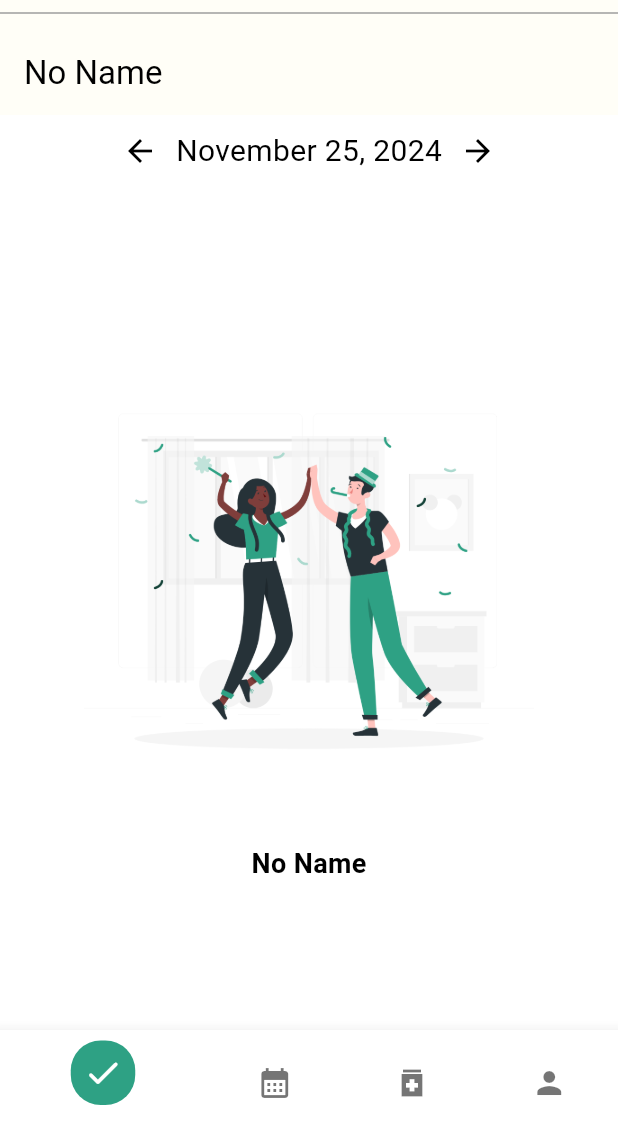
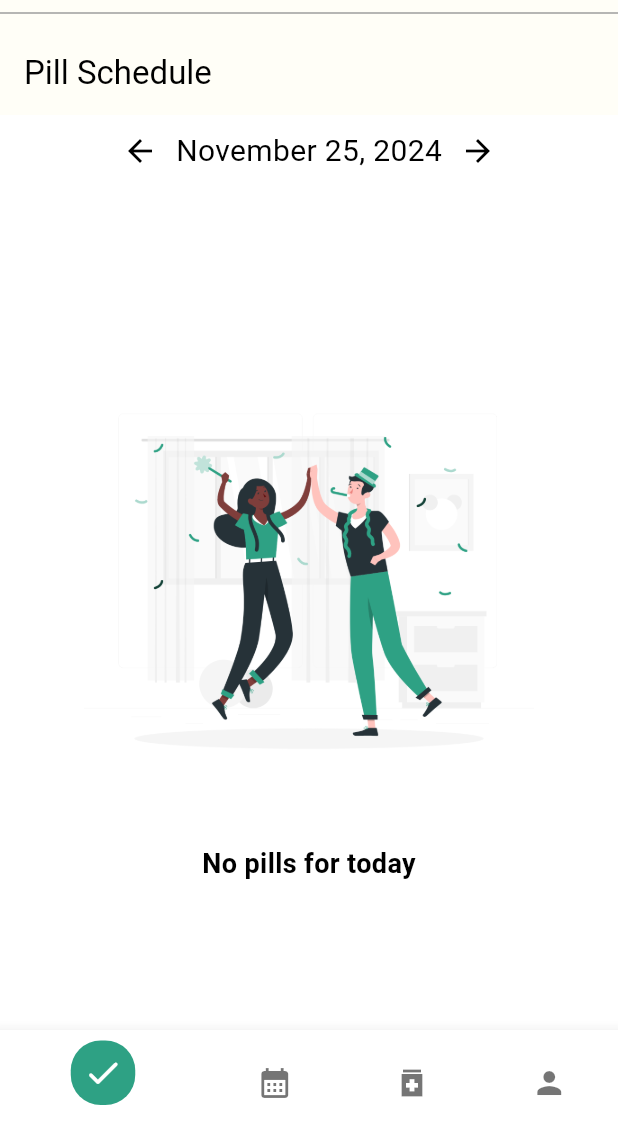
Before and after one commit to Majd-sud/Tadawa-app, a Flutter app: the screen it shows once a user with an empty profile is signed in, after a tap on the "arrow forward" icon, on a phone screen of 412 x 824 dp, the part 89-1236 px from its top. Run offline on Flutter 3.47's test engine with Material 3 defaults, Android fonts, the phone set to English and light mode, and no system bars; our stand-ins replace cloud_firestore, firebase_auth, firebase_core, firebase_storage, flutter_local_notifications, flutter_timezone and 4 more; accounts and stored records are empty.

Commit message:
2add not final translation

```diff
--- a/lib/l10n/intl_ar.arb
+++ b/lib/l10n/intl_ar.arb
@@ -63,6 +63,9 @@
     "antibiotic": "مضاد حيوي",
     "vitamins": "فيتامينات",
     "noName": " اسم",
+    "medicationOfTheDay": "أدوية اليوم"
+,"noPillsForToday": "لايوجد أدويه لأخذها اليوم",
+"noMedicationsAdded": "لم يتم إضافة أي أدوية",
     "medicationsOverview": "نظرة عامة على الأدوية",
         "noMedicationsForThisDay": "لا يوجد أدوية لهذا اليوم",
         "@noMedicationsForThisDay": {
--- a/lib/l10n/intl_en.arb
+++ b/lib/l10n/intl_en.arb
@@ -63,8 +63,11 @@
   "antibiotic": "Antibiotic",
   "vitamins": "Vitamins",
   "noName": "med",
+  "noMedicationsAdded": "No medications added"
+,
   "medicationsOverview": "Medications Overview",
-
+  "medicationOfTheDay": "Medications of the day"
+,"noPillsForToday": "No pills for today",
     "noMedicationsForThisDay": "No medications for this day",
     "@noMedicationsForThisDay": {
       "description": "Displayed when no medications are scheduled for the selected day"
--- a/lib/screens/auth_screen.dart
+++ b/lib/screens/auth_screen.dart
@@ -39,6 +39,31 @@ class _AuthScreenState extends State<AuthScreen> {
     }
 
     _form.currentState!.save();
+
+    if (!_isLogin) {
+      try {
+        final querySnapshot = await FirebaseFirestore.instance
+            .collection('users')
+            .where('username', isEqualTo: _enteredUsername.trim())
+            .get();
+
+        if (querySnapshot.docs.isNotEmpty) {
+          ScaffoldMessenger.of(context).showSnackBar(
+            const SnackBar(
+              content: Text('Username already taken. Please choose another.'),
+            ),
+          );
+          return;
+        }
+      } catch (error) {
+        ScaffoldMessenger.of(context).showSnackBar(
+          SnackBar(
+            content: Text('Failed to check username: $error'),
+          ),
+        );
+        return;
+      }
+    }
 
     try {
       setState(() {
@@ -243,11 +268,13 @@ class _AuthScreenState extends State<AuthScreen> {
                   ElevatedButton(
                     onPressed: _submit,
                     style: ElevatedButton.styleFrom(
-                      minimumSize: const Size(double.infinity, 50), // Full width
+                      minimumSize:
+                          const Size(double.infinity, 50), // Full width
                       shape: RoundedRectangleBorder(
                         borderRadius: BorderRadius.circular(30),
                       ),
-                      backgroundColor: const Color.fromARGB(255, 46, 161, 132), // Background color
+                      backgroundColor: const Color.fromARGB(
+                          255, 46, 161, 132), // Background color
                       textStyle: const TextStyle(fontSize: 18),
                     ),
                     child: Text(
--- a/lib/screens/main_screen.dart
+++ b/lib/screens/main_screen.dart
@@ -308,7 +308,7 @@ class _MainScreenState extends State<MainScreen> {
         child: Scaffold(
           appBar: AppBar(
             backgroundColor: const Color.fromRGBO(255, 254, 247, 255),
-            title: Text(S.of(context).noName),
+            title: Text(S.of(context).pillsSchedule),
           ),
           body: Column(
             children: [
@@ -331,7 +331,7 @@ class _MainScreenState extends State<MainScreen> {
         ),
         const SizedBox(height: 20),
         Text(
-          S.of(context).noName, // Use localized text
+          S.of(context).noPillsForToday, // Use localized text
           style: const TextStyle(fontSize: 18, fontWeight: FontWeight.bold),
         ),
       ]);
```
Also changed, not shown: lib/screens/medication_screen.dart (+4 -3 lines), lib/generated/intl/messages_ar.dart, lib/generated/intl/messages_en.dart, lib/generated/l10n.dart.
